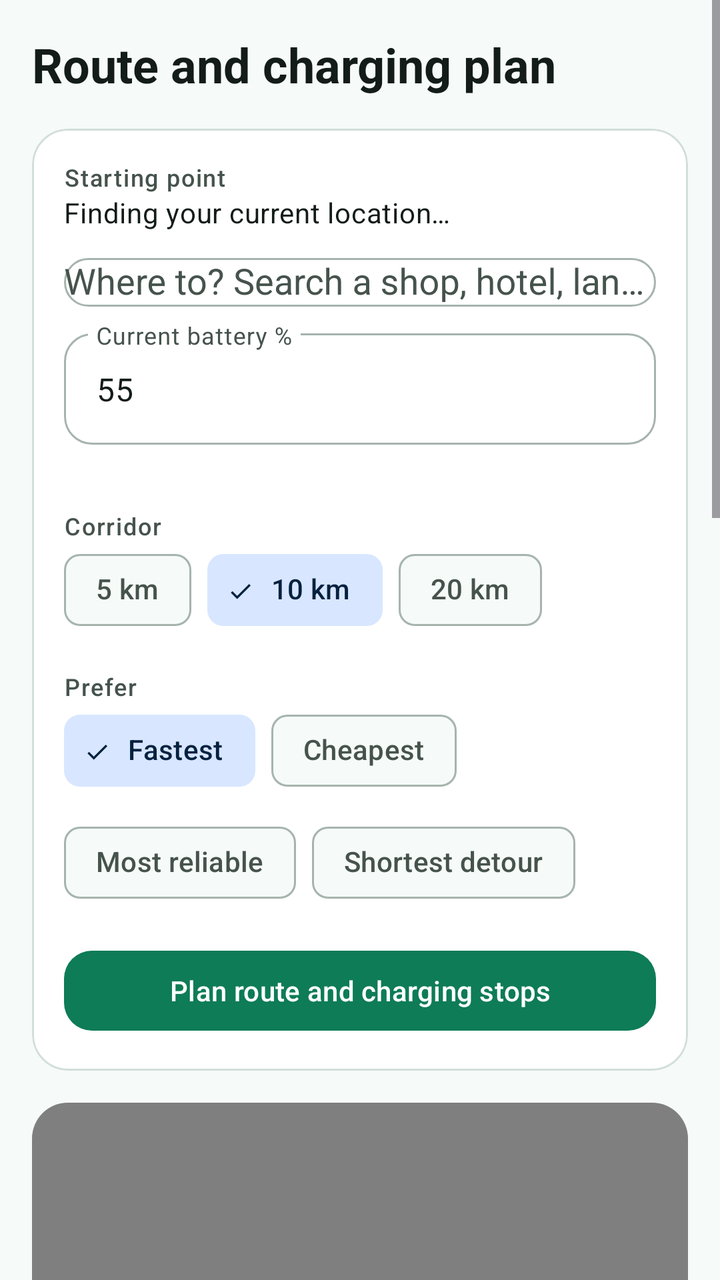
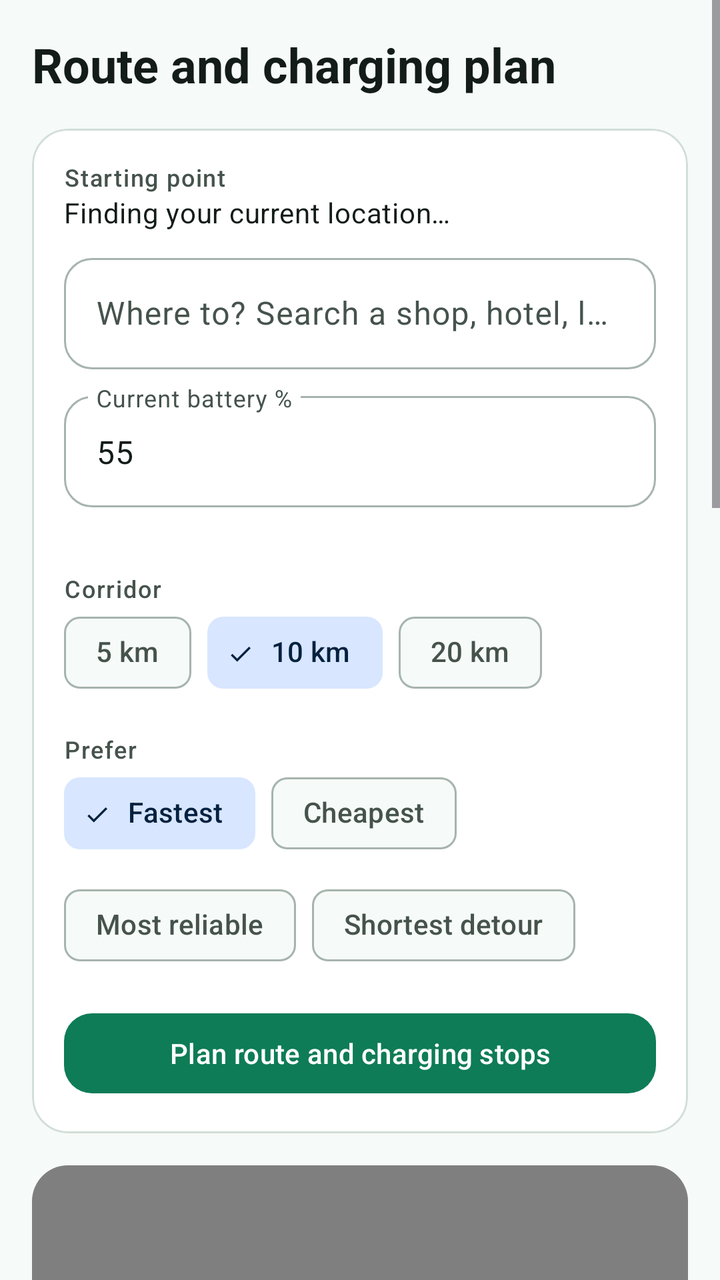

Screens rendered from an Android XML layout before and after an edit, with the pre-edit source and the edit as a unified diff.
<!-- AndroidManifest.xml: application theme Theme.Amperly -->
<!-- res/layout/fragment_route_planner.xml -->
<?xml version="1.0" encoding="utf-8"?>
<ScrollView xmlns:android="http://schemas.android.com/apk/res/android"
    xmlns:app="http://schemas.android.com/apk/res-auto"
    android:layout_width="match_parent"
    android:layout_height="match_parent"
    android:fillViewport="true">

    <LinearLayout
        android:layout_width="match_parent"
        android:layout_height="wrap_content"
        android:orientation="vertical"
        android:padding="@dimen/amp_screen_padding"
        android:paddingBottom="@dimen/amp_space_xl">

        <TextView
            android:layout_width="match_parent"
            android:layout_height="wrap_content"
            android:text="@string/route_title"
            android:textAppearance="@style/TextAppearance.Amperly.ScreenTitle" />

        
        <com.google.android.material.card.MaterialCardView
            style="@style/Widget.Amperly.Card"
            android:layout_width="match_parent"
            android:layout_height="wrap_content"
            android:layout_marginTop="@dimen/amp_space_m">

            <LinearLayout
                android:layout_width="match_parent"
                android:layout_height="wrap_content"
                android:orientation="vertical"
                android:padding="@dimen/amp_space_m">

                <TextView
                    android:layout_width="wrap_content"
                    android:layout_height="wrap_content"
                    android:text="@string/route_start_label"
                    android:textAppearance="@style/TextAppearance.Amperly.Label" />

                <TextView
                    android:id="@+id/originText"
                    android:layout_width="match_parent"
                    android:layout_height="wrap_content"
                    android:text="@string/route_start_locating"
                    android:textAppearance="@style/TextAppearance.Amperly.BodyStrong" />

                <com.google.android.material.button.MaterialButton
                    android:id="@+id/setOriginOnMapButton"
                    style="@style/Widget.Amperly.Button.Text"
                    android:layout_width="wrap_content"
                    android:layout_height="wrap_content"
                    android:visibility="gone"
                    android:text="@string/route_start_pick_on_map" />

                <com.google.android.material.textfield.TextInputLayout
                    style="@style/Widget.Amperly.TextInput"
                    android:layout_width="match_parent"
                    android:layout_height="wrap_content"
                    android:layout_marginTop="@dimen/amp_space_s"
                    android:hint="@string/route_destination_hint">

                    <com.google.android.material.textfield.MaterialAutoCompleteTextView
                        android:id="@+id/destinationEdit"
                        android:layout_width="match_parent"
                        android:layout_height="wrap_content"
                        android:completionThreshold="2"
                        android:inputType="text" />
                </com.google.android.material.textfield.TextInputLayout>

                <TextView
                    android:id="@+id/destinationResolvedText"
                    android:layout_width="match_parent"
                    android:layout_height="wrap_content"
                    android:textAppearance="@style/TextAppearance.Amperly.Label"
                    android:visibility="gone" />

                <com.google.android.material.textfield.TextInputLayout
                    style="@style/Widget.Amperly.TextInput"
                    android:layout_width="match_parent"
                    android:layout_height="wrap_content"
                    android:layout_marginTop="@dimen/amp_space_s"
                    android:hint="@string/route_current_soc">

                    <com.google.android.material.textfield.TextInputEditText
                        android:id="@+id/currentSocEdit"
                        android:layout_width="match_parent"
                        android:layout_height="wrap_content"
                        android:inputType="number"
                        android:text="55" />
                </com.google.android.material.textfield.TextInputLayout>

                <TextView
                    android:id="@+id/socSourceText"
                    android:layout_width="match_parent"
                    android:layout_height="wrap_content"
                    android:textAppearance="@style/TextAppearance.Amperly.Label" />

                <TextView
                    android:layout_width="wrap_content"
                    android:layout_height="wrap_content"
                    android:layout_marginTop="@dimen/amp_space_m"
                    android:text="@string/route_corridor"
                    android:textAppearance="@style/TextAppearance.Amperly.Label" />

                <com.google.android.material.chip.ChipGroup
                    android:id="@+id/corridorChipGroup"
                    android:layout_width="wrap_content"
                    android:layout_height="wrap_content"
                    app:singleLine="true"
                    app:singleSelection="true">

                    <com.google.android.material.chip.Chip
                        android:id="@+id/corridor5Chip"
                        style="@style/Widget.Amperly.Chip"
                        android:layout_width="wrap_content"
                        android:layout_height="wrap_content"
                        android:checkable="true"
                        android:text="5 km" />

                    <com.google.android.material.chip.Chip
                        android:id="@+id/corridor10Chip"
                        style="@style/Widget.Amperly.Chip"
                        android:layout_width="wrap_content"
                        android:layout_height="wrap_content"
                        android:checkable="true"
                        android:checked="true"
                        android:text="10 km" />

                    <com.google.android.material.chip.Chip
                        android:id="@+id/corridor20Chip"
                        style="@style/Widget.Amperly.Chip"
                        android:layout_width="wrap_content"
                        android:layout_height="wrap_content"
                        android:checkable="true"
                        android:text="20 km" />
                </com.google.android.material.chip.ChipGroup>

                <TextView
                    android:layout_width="wrap_content"
                    android:layout_height="wrap_content"
                    android:layout_marginTop="@dimen/amp_space_m"
                    android:text="@string/route_preference"
                    android:textAppearance="@style/TextAppearance.Amperly.Label" />

                <com.google.android.material.chip.ChipGroup
                    android:id="@+id/preferenceChipGroup"
                    android:layout_width="wrap_content"
                    android:layout_height="wrap_content"
                    app:singleLine="false"
                    app:singleSelection="true">

                    <com.google.android.material.chip.Chip
                        android:id="@+id/prefFastestChip"
                        style="@style/Widget.Amperly.Chip"
                        android:layout_width="wrap_content"
                        android:layout_height="wrap_content"
                        android:checkable="true"
                        android:checked="true"
                        android:text="@string/pref_fastest" />

                    <com.google.android.material.chip.Chip
                        android:id="@+id/prefCheapestChip"
                        style="@style/Widget.Amperly.Chip"
                        android:layout_width="wrap_content"
                        android:layout_height="wrap_content"
                        android:checkable="true"
                        android:text="@string/pref_cheapest" />

                    <com.google.android.material.chip.Chip
                        android:id="@+id/prefReliableChip"
                        style="@style/Widget.Amperly.Chip"
                        android:layout_width="wrap_content"
                        android:layout_height="wrap_content"
                        android:checkable="true"
                        android:text="@string/pref_reliable" />

                    <com.google.android.material.chip.Chip
                        android:id="@+id/prefShortestDetourChip"
                        style="@style/Widget.Amperly.Chip"
                        android:layout_width="wrap_content"
                        android:layout_height="wrap_content"
                        android:checkable="true"
                        android:text="@string/pref_shortest_detour" />
                </com.google.android.material.chip.ChipGroup>

                <com.google.android.material.button.MaterialButton
                    android:id="@+id/planRouteButton"
                    style="@style/Widget.Amperly.Button"
                    android:layout_width="match_parent"
                    android:layout_height="wrap_content"
                    android:layout_marginTop="@dimen/amp_space_m"
                    android:text="@string/route_plan_action" />
            </LinearLayout>
        </com.google.android.material.card.MaterialCardView>

        
        <com.google.android.material.card.MaterialCardView
            style="@style/Widget.Amperly.Card.Map"
            android:layout_width="match_parent"
            android:layout_height="@dimen/amp_map_panel_height"
            android:layout_marginTop="@dimen/amp_space_m">

            <com.amperly.app.core.map.MapContainerView
                android:id="@+id/routeMapContainer"
                android:layout_width="match_parent"
                android:layout_height="match_parent" />
        </com.google.android.material.card.MaterialCardView>

        
        <TextView
            android:id="@+id/routeSummaryText"
            android:layout_width="match_parent"
            android:layout_height="wrap_content"
            android:layout_marginTop="@dimen/amp_space_m"
            android:textAppearance="@style/TextAppearance.Amperly.BodyStrong" />

        <TextView
            android:id="@+id/confidenceText"
            android:layout_width="match_parent"
            android:layout_height="wrap_content"
            android:textAppearance="@style/TextAppearance.Amperly.Label" />

        <TextView
            android:id="@+id/planStatusText"
            style="@style/Widget.Amperly.Notice.Warning"
            android:layout_width="match_parent"
            android:layout_height="wrap_content"
            android:layout_marginTop="@dimen/amp_space_s"
            android:visibility="gone" />

        
        <TextView
            android:layout_width="match_parent"
            android:layout_height="wrap_content"
            android:layout_marginTop="@dimen/amp_space_l"
            android:text="@string/route_directions_title"
            android:textAppearance="@style/TextAppearance.Amperly.SectionTitle" />

        <TextView
            android:id="@+id/directionsMetaText"
            android:layout_width="match_parent"
            android:layout_height="wrap_content"
            android:textAppearance="@style/TextAppearance.Amperly.Label" />

        <LinearLayout
            android:id="@+id/directionsContainer"
            android:layout_width="match_parent"
            android:layout_height="wrap_content"
            android:orientation="vertical" />

        <TextView
            android:id="@+id/directionsNoteText"
            style="@style/Widget.Amperly.Notice.Info"
            android:layout_width="match_parent"
            android:layout_height="wrap_content"
            android:layout_marginTop="@dimen/amp_space_s"
            android:text="@string/route_directions_note" />

        <TextView
            android:layout_width="match_parent"
            android:layout_height="wrap_content"
            android:layout_marginTop="@dimen/amp_space_l"
            android:text="@string/route_recommended_stop"
            android:textAppearance="@style/TextAppearance.Amperly.SectionTitle" />

        <androidx.recyclerview.widget.RecyclerView
            android:id="@+id/plannedStopsRecyclerView"
            android:layout_width="match_parent"
            android:layout_height="wrap_content"
            android:nestedScrollingEnabled="false" />

        <TextView
            android:layout_width="match_parent"
            android:layout_height="wrap_content"
            android:layout_marginTop="@dimen/amp_space_m"
            android:text="@string/route_backups"
            android:textAppearance="@style/TextAppearance.Amperly.SectionTitle" />

        <androidx.recyclerview.widget.RecyclerView
            android:id="@+id/backupsRecyclerView"
            android:layout_width="match_parent"
            android:layout_height="wrap_content"
            android:nestedScrollingEnabled="false" />

        <TextView
            android:layout_width="match_parent"
            android:layout_height="wrap_content"
            android:layout_marginTop="@dimen/amp_space_m"
            android:text="@string/route_candidates"
            android:textAppearance="@style/TextAppearance.Amperly.SectionTitle" />

        <androidx.recyclerview.widget.RecyclerView
            android:id="@+id/candidatesRecyclerView"
            android:layout_width="match_parent"
            android:layout_height="wrap_content"
            android:nestedScrollingEnabled="false" />

        
        <View
            android:layout_width="match_parent"
            android:layout_height="1dp"
            android:layout_marginTop="@dimen/amp_space_l"
            android:background="?attr/colorOutlineVariant" />

        <TextView
            android:layout_width="match_parent"
            android:layout_height="wrap_content"
            android:layout_marginTop="@dimen/amp_space_m"
            android:text="@string/route_assumptions"
            android:textAppearance="@style/TextAppearance.Amperly.SectionTitle" />

        <LinearLayout
            android:id="@+id/assumptionsContainer"
            android:layout_width="match_parent"
            android:layout_height="wrap_content"
            android:orientation="vertical" />

        <TextView
            android:id="@+id/estimateNoticeText"
            style="@style/Widget.Amperly.Notice.Info"
            android:layout_width="match_parent"
            android:layout_height="wrap_content"
            android:layout_marginTop="@dimen/amp_space_m"
            android:text="@string/route_estimate_notice" />

        
        <com.google.android.material.card.MaterialCardView
            style="@style/Widget.Amperly.Card"
            android:layout_width="match_parent"
            android:layout_height="wrap_content"
            android:layout_marginTop="@dimen/amp_space_m">

            <LinearLayout
                android:layout_width="match_parent"
                android:layout_height="wrap_content"
                android:orientation="vertical"
                android:padding="@dimen/amp_space_m">

                <TextView
                    android:layout_width="match_parent"
                    android:layout_height="wrap_content"
                    android:text="@string/soc_update_title"
                    android:textAppearance="@style/TextAppearance.Amperly.SectionTitle" />

                <TextView
                    android:layout_width="match_parent"
                    android:layout_height="wrap_content"
                    android:layout_marginTop="@dimen/amp_space_xs"
                    android:text="@string/soc_update_hint"
                    android:textAppearance="@style/TextAppearance.Amperly.Body" />

                <com.google.android.material.textfield.TextInputLayout
                    style="@style/Widget.Amperly.TextInput"
                    android:layout_width="match_parent"
                    android:layout_height="wrap_content"
                    android:layout_marginTop="@dimen/amp_space_s"
                    android:hint="@string/route_current_soc">

                    <com.google.android.material.textfield.TextInputEditText
                        android:id="@+id/actualSocEdit"
                        android:layout_width="match_parent"
                        android:layout_height="wrap_content"
                        android:inputType="number" />
                </com.google.android.material.textfield.TextInputLayout>

                <com.google.android.material.button.MaterialButton
                    android:id="@+id/updateSocButton"
                    style="@style/Widget.Amperly.Button.Tonal"
                    android:layout_width="match_parent"
                    android:layout_height="wrap_content"
                    android:layout_marginTop="@dimen/amp_space_s"
                    android:text="@string/soc_update_action" />

                <com.google.android.material.button.MaterialButton
                    android:id="@+id/startNavigationButton"
                    style="@style/Widget.Amperly.Button"
                    android:layout_width="match_parent"
                    android:layout_height="wrap_content"
                    android:layout_marginTop="@dimen/amp_space_s"
                    android:text="@string/route_start_navigation" />
            </LinearLayout>
        </com.google.android.material.card.MaterialCardView>

        <LinearLayout
            android:id="@+id/recalcContainer"
            android:layout_width="match_parent"
            android:layout_height="wrap_content"
            android:layout_marginTop="@dimen/amp_space_m"
            android:orientation="vertical" />

        
        <com.google.android.material.card.MaterialCardView
            android:id="@+id/noSafeChargerContainer"
            style="@style/Widget.Amperly.Card"
            android:layout_width="match_parent"
            android:layout_height="wrap_content"
            android:layout_marginTop="@dimen/amp_space_m"
            android:visibility="gone"
            app:cardBackgroundColor="?attr/colorErrorContainer"
            app:strokeColor="?attr/colorError"
            app:strokeWidth="1dp">

            <LinearLayout
                android:layout_width="match_parent"
                android:layout_height="wrap_content"
                android:orientation="vertical"
                android:padding="@dimen/amp_space_m">

                <TextView
                    android:layout_width="match_parent"
                    android:layout_height="wrap_content"
                    android:text="@string/soc_no_safe_charger"
                    android:textAppearance="@style/TextAppearance.Amperly.SectionTitle"
                    android:textColor="?attr/colorOnErrorContainer" />

                <TextView
                    android:layout_width="match_parent"
                    android:layout_height="wrap_content"
                    android:layout_marginTop="@dimen/amp_space_xs"
                    android:text="@string/soc_no_safe_body"
                    android:textAppearance="@style/TextAppearance.Amperly.Body"
                    android:textColor="?attr/colorOnErrorContainer" />

                <com.google.android.material.button.MaterialButton
                    android:id="@+id/widerRadiusButton"
                    style="@style/Widget.Amperly.Button.Tonal"
                    android:layout_width="match_parent"
                    android:layout_height="wrap_content"
                    android:layout_marginTop="@dimen/amp_space_m"
                    android:text="@string/soc_wider_radius" />

                <com.google.android.material.button.MaterialButton
                    android:id="@+id/slowerChargerButton"
                    style="@style/Widget.Amperly.Button.Outlined"
                    android:layout_width="match_parent"
                    android:layout_height="wrap_content"
                    android:layout_marginTop="@dimen/amp_space_s"
                    android:text="@string/soc_slower_charger" />

                <com.google.android.material.button.MaterialButton
                    android:id="@+id/emergencyButton"
                    style="@style/Widget.Amperly.Button.Text"
                    android:layout_width="match_parent"
                    android:layout_height="wrap_content"
                    android:layout_marginTop="@dimen/amp_space_xs"
                    android:text="@string/soc_emergency" />
            </LinearLayout>
        </com.google.android.material.card.MaterialCardView>
    </LinearLayout>
</ScrollView>
<!-- resources referenced by this layout -->
<resources>
  <dimen name="amp_map_panel_height">220dp</dimen>
  <dimen name="amp_screen_padding">16dp</dimen>
  <dimen name="amp_space_l">24dp</dimen>
  <dimen name="amp_space_m">16dp</dimen>
  <dimen name="amp_space_s">8dp</dimen>
  <dimen name="amp_space_xl">32dp</dimen>
  <dimen name="amp_space_xs">4dp</dimen>
  <string name="pref_cheapest">Cheapest</string>
  <string name="pref_fastest">Fastest</string>
  <string name="pref_reliable">Most reliable</string>
  <string name="pref_shortest_detour">Shortest detour</string>
  <string name="route_assumptions">Plan assumptions</string>
  <string name="route_backups">Backup chargers</string>
  <string name="route_candidates">Corridor chargers</string>
  <string name="route_corridor">Corridor</string>
  <string name="route_current_soc">Current battery %</string>
  <string name="route_destination_hint">Where to? Search a shop, hotel, landmark or town</string>
  <string name="route_directions_note">Turn-by-turn directions come from Google Maps for the road route above. The charging stops and battery figures are Amperly’s planning estimates.</string>
  <string name="route_directions_title">Directions from Google Maps</string>
  <string name="route_estimate_notice">Battery values are planning estimates and do not affect final billing.</string>
  <string name="route_plan_action">Plan route and charging stops</string>
  <string name="route_preference">Prefer</string>
  <string name="route_recommended_stop">Recommended stop</string>
  <string name="route_start_label">Starting point</string>
  <string name="route_start_locating">Finding your current location…</string>
  <string name="route_start_navigation">Start in-app navigation</string>
  <string name="route_start_pick_on_map">Set start on the map</string>
  <string name="route_title">Route and charging plan</string>
  <string name="soc_emergency">Emergency guidance</string>
  <string name="soc_no_safe_body">Consider searching a wider radius, selecting a slower charger, or requesting emergency assistance.</string>
  <string name="soc_no_safe_charger">No safe charger found within range</string>
  <string name="soc_slower_charger">Allow slower charger</string>
  <string name="soc_update_action">Use dashboard battery %</string>
  <string name="soc_update_hint">Enter the percentage shown on your dashboard for instant rerouting.</string>
  <string name="soc_update_title">Update actual battery</string>
  <string name="soc_wider_radius">Wider search radius</string>
  <style name="Theme.Amperly" parent="Base.Theme.Amperly" />
  <dimen name="amp_touch_target">48dp</dimen>
  <dimen name="amp_card_radius">18dp</dimen>
  <dimen name="amp_card_elevation">0dp</dimen>
  <color name="amp_primary">#0E7C56</color>
  <color name="white">#FFFFFFFF</color>
  <color name="amp_primary_container">#C6F0DC</color>
  <color name="amp_on_primary_container">#04301F</color>
  <color name="amp_primary_light">#3FA37C</color>
  <color name="amp_secondary">#1B6FE3</color>
  <color name="amp_secondary_container">#D8E6FF</color>
  <color name="amp_on_secondary_container">#04213F</color>
  <color name="amp_tertiary">#8A4E00</color>
  <color name="amp_tertiary_container">#FFE1BA</color>
  <color name="amp_on_tertiary_container">#2E1500</color>
  <color name="amp_error">#BA1A1A</color>
  <color name="amp_error_container">#FFDAD6</color>
  <color name="amp_on_error_container">#410E0B</color>
  <color name="amp_surface">#F6FAF8</color>
  <color name="amp_surface_container_lowest">#FFFFFF</color>
  <color name="amp_surface_container_low">#F1F7F4</color>
  <color name="amp_surface_container">#EBF3EF</color>
  <color name="amp_surface_container_high">#E5EFEA</color>
  <color name="amp_surface_container_highest">#DFEAE4</color>
  <color name="amp_surface_variant">#DCE5E0</color>
  <color name="amp_on_surface">#131C18</color>
  <color name="amp_on_surface_variant">#46534D</color>
  <color name="amp_outline">#A6B4AD</color>
  <color name="amp_outline_variant">#D2DED8</color>
  <!-- unchanged entries left out for length: 22 -->
</resources>

<!-- the commit's change to res/layout/fragment_route_planner.xml (unified diff, before → after) -->
@@ -53,14 +53,17 @@
                     android:text="@string/route_start_pick_on_map" />
 
                 <com.google.android.material.textfield.TextInputLayout
+                    android:id="@+id/destinationField"
                     style="@style/Widget.Amperly.TextInput"
                     android:layout_width="match_parent"
                     android:layout_height="wrap_content"
                     android:layout_marginTop="@dimen/amp_space_s"
                     android:hint="@string/route_destination_hint">
 
+                    
                     <com.google.android.material.textfield.MaterialAutoCompleteTextView
                         android:id="@+id/destinationEdit"
+                        style="@style/Widget.Material3.AutoCompleteTextView.OutlinedBox"
                         android:layout_width="match_parent"
                         android:layout_height="wrap_content"
                         android:completionThreshold="2"
